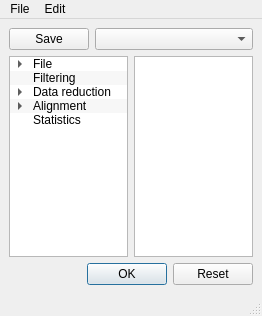
The window that ui/NewSHaRK.ui (pkviatko/SHaRK) describes before a commit, drawn with Qt 5.
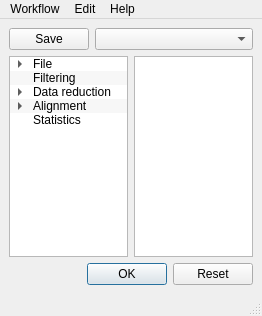
The same window after the commit.

Patch:
```diff
--- a/ui/NewSHaRK.ui
+++ b/ui/NewSHaRK.ui
@@ -245,16 +245,25 @@
    </property>
    <widget class="QMenu" name="menuFile">
     <property name="title">
-     <string>File</string>
+     <string>Workflow</string>
     </property>
    </widget>
    <widget class="QMenu" name="menuEdit">
     <property name="title">
      <string>Edit</string>
     </property>
+    <addaction name="actionPreferences"/>
+   </widget>
+   <widget class="QMenu" name="menuHelp">
+    <property name="title">
+     <string>Help</string>
+    </property>
+    <addaction name="actionHelp"/>
+    <addaction name="actionAbout"/>
    </widget>
    <addaction name="menuFile"/>
    <addaction name="menuEdit"/>
+   <addaction name="menuHelp"/>
   </widget>
   <widget class="QStatusBar" name="statusbar"/>
  </widget>
```
Left out of the diff: 33 changed lines with no effect on the pictures.
